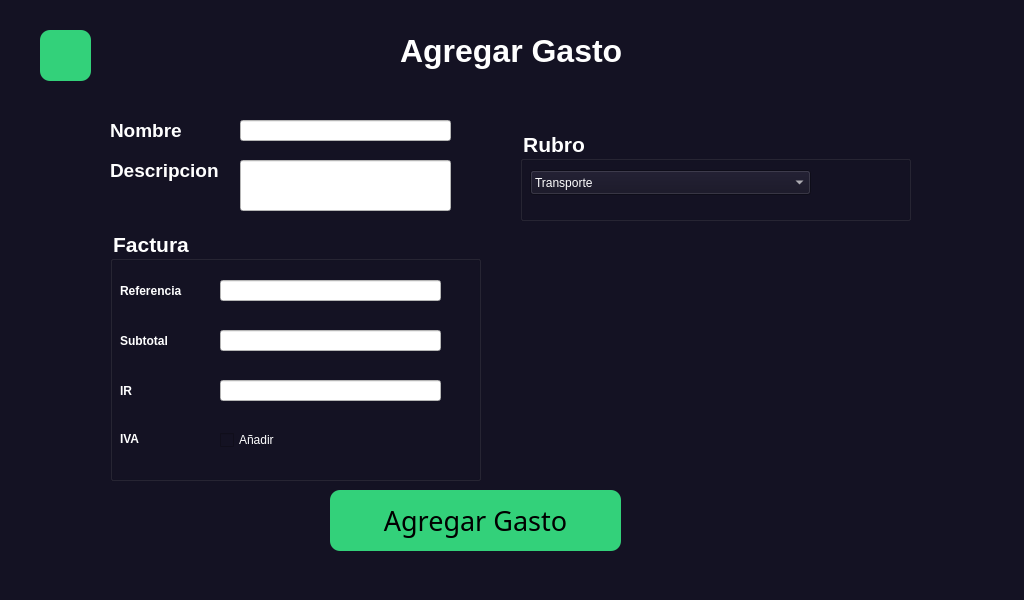
Old version of the form Vistas ui/AgregarGasto.ui in the repository bradlygutierrez/programacionApp.
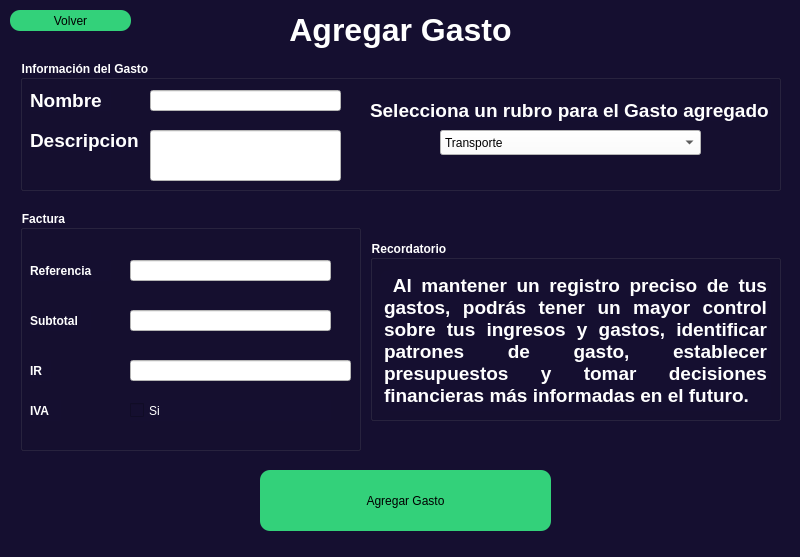
New version of the form. Icons and pictures are not drawn.

Commit message: Agregar Gasto interfaz modificada y su qrc

What changed in the file:
```diff
--- a/Vistas ui/AgregarGasto.ui
+++ b/Vistas ui/AgregarGasto.ui
@@ -6,35 +6,23 @@
    <rect>
     <x>0</x>
     <y>0</y>
-    <width>1024</width>
-    <height>600</height>
+    <width>800</width>
+    <height>557</height>
    </rect>
   </property>
-  <property name="minimumSize">
-   <size>
-    <width>1024</width>
-    <height>600</height>
-   </size>
-  </property>
-  <property name="maximumSize">
-   <size>
-    <width>1024</width>
-    <height>600</height>
-   </size>
-  </property>
   <property name="windowTitle">
    <string>MainWindow</string>
   </property>
   <property name="styleSheet">
-   <string notr="true">background-color: rgb(20, 18, 35);</string>
+   <string notr="true">background-color: rgb(21, 15, 48);</string>
   </property>
   <widget class="QWidget" name="centralwidget">
    <widget class="QLabel" name="label">
     <property name="geometry">
      <rect>
-      <x>400</x>
-      <y>30</y>
-      <width>221</width>
+      <x>0</x>
+      <y>10</y>
+      <width>801</width>
       <height>41</height>
      </rect>
     </property>
@@ -49,15 +37,15 @@
      <string notr="true">color: rgb(255, 255, 255);</string>
     </property>
     <property name="text">
-     <string>Agregar Gasto</string>
+     <string>&lt;html&gt;&lt;head/&gt;&lt;body&gt;&lt;p align=&quot;center&quot;&gt;&lt;span style=&quot; color:#ffffff;&quot;&gt;Agregar Gasto&lt;/span&gt;&lt;/p&gt;&lt;/body&gt;&lt;/html&gt;</string>
     </property>
    </widget>
    <widget class="QLineEdit" name="lineEdit">
     <property name="geometry">
      <rect>
-      <x>240</x>
-      <y>120</y>
-      <width>211</width>
+      <x>150</x>
+      <y>90</y>
+      <width>191</width>
       <height>21</height>
      </rect>
     </property>
@@ -71,8 +59,8 @@
    <widget class="QLabel" name="label_2">
     <property name="geometry">
      <rect>
-      <x>110</x>
-      <y>120</y>
+      <x>30</x>
+      <y>90</y>
       <width>81</width>
       <height>21</height>
      </rect>
@@ -94,8 +82,8 @@
    <widget class="QLabel" name="label_3">
     <property name="geometry">
      <rect>
-      <x>110</x>
-      <y>160</y>
+      <x>30</x>
+      <y>130</y>
       <width>111</width>
       <height>21</height>
      </rect>
@@ -117,9 +105,9 @@
    <widget class="QLineEdit" name="lineEdit_2">
     <property name="geometry">
      <rect>
-      <x>240</x>
-      <y>160</y>
-      <width>211</width>
+      <x>150</x>
+      <y>130</y>
+      <width>191</width>
       <height>51</height>
      </rect>
     </property>
@@ -133,15 +121,14 @@
    <widget class="QGroupBox" name="groupBox_2">
     <property name="geometry">
      <rect>
-      <x>110</x>
-      <y>230</y>
-      <width>371</width>
-      <height>251</height>
+      <x>20</x>
+      <y>210</y>
+      <width>341</width>
+      <height>241</height>
      </rect>
     </property>
     <property name="font">
      <font>
-      <pointsize>16</pointsize>
       <weight>75</weight>
       <bold>true</bold>
      </font>
@@ -190,25 +177,6 @@
       <string>Subtotal</string>
      </property>
     </widget>
-    <widget class="QLabel" name="label_6">
-     <property name="geometry">
-      <rect>
-       <x>10</x>
-       <y>200</y>
-       <width>81</width>
-       <height>17</height>
-      </rect>
-     </property>
-     <property name="font">
-      <font>
-       <weight>75</weight>
-       <bold>true</bold>
-      </font>
-     </property>
-     <property name="text">
-      <string>IVA</string>
-     </property>
-    </widget>
     <widget class="QLabel" name="label_7">
      <property name="geometry">
       <rect>
@@ -233,13 +201,12 @@
       <rect>
        <x>110</x>
        <y>50</y>
-       <width>221</width>
+       <width>201</width>
        <height>21</height>
       </rect>
      </property>
      <property name="styleSheet">
-      <string notr="true">background-color: rgb(255, 255, 255);
-color: black</string>
+      <string notr="true">background-color: rgb(255, 255, 255);</string>
      </property>
      <property name="text">
       <string/>
@@ -250,14 +217,12 @@
       <rect>
        <x>110</x>
        <y>100</y>
-       <width>221</width>
+       <width>201</width>
        <height>21</height>
       </rect>
      </property>
      <property name="styleSheet">
-      <string notr="true">background-color: rgb(255, 255, 255);
-color: black
-</string>
+      <string notr="true">background-color: rgb(255, 255, 255);</string>
      </property>
      <property name="text">
       <string/>
@@ -273,8 +238,7 @@
       </rect>
      </property>
      <property name="styleSheet">
-      <string notr="true">background-color: rgb(255, 255, 255);
-color: black</string>
+      <string notr="true">background-color: rgb(255, 255, 255);</string>
      </property>
      <property name="text">
       <string/>
@@ -284,42 +248,44 @@
      <property name="geometry">
       <rect>
        <x>110</x>
-       <y>200</y>
-       <width>161</width>
-       <height>20</height>
+       <y>190</y>
+       <width>201</width>
+       <height>21</height>
       </rect>
      </property>
      <property name="text">
-      <string>Añadir</string>
+      <string>Si</string>
      </property>
     </widget>
-    <zorder>label_6</zorder>
-    <zorder>label_4</zorder>
-    <zorder>label_5</zorder>
-    <zorder>label_7</zorder>
-    <zorder>lineEdit_3</zorder>
-    <zorder>lineEdit_4</zorder>
-    <zorder>lineEdit_5</zorder>
-    <zorder>checkBox</zorder>
+    <widget class="QLabel" name="label_8">
+     <property name="geometry">
+      <rect>
+       <x>10</x>
+       <y>190</y>
+       <width>31</width>
+       <height>21</height>
+      </rect>
+     </property>
+     <property name="font">
+      <font>
+       <weight>75</weight>
+       <bold>true</bold>
+      </font>
+     </property>
+     <property name="text">
+      <string>IVA</string>
+     </property>
+    </widget>
    </widget>
    <widget class="QPushButton" name="pushButton_3">
     <property name="geometry">
      <rect>
-      <x>330</x>
-      <y>490</y>
+      <x>260</x>
+      <y>470</y>
       <width>291</width>
       <height>61</height>
      </rect>
     </property>
-    <property name="font">
-     <font>
-      <family>Ubuntu bold</family>
-      <pointsize>20</pointsize>
-      <weight>7</weight>
-      <italic>false</italic>
-      <bold>false</bold>
-     </font>
-    </property>
     <property name="styleSheet">
      <string notr="true">font: 57 20pt &quot;Ubuntu bold&quot;;
 background-color: rgb(51, 209, 122);
@@ -329,18 +295,35 @@
      <string>Agregar Gasto</string>
     </property>
    </widget>
-   <widget class="QGroupBox" name="groupBox_3">
+   <widget class="QPushButton" name="pushButton_4">
     <property name="geometry">
      <rect>
-      <x>520</x>
-      <y>130</y>
-      <width>391</width>
-      <height>91</height>
+      <x>10</x>
+      <y>10</y>
+      <width>121</width>
+      <height>21</height>
+     </rect>
+    </property>
+    <property name="styleSheet">
+     <string notr="true">font: 75 11pt &quot;Ubuntu Bold&quot;;
+background-color: rgb(51, 209, 122);
+border-radius: 10px;</string>
+    </property>
+    <property name="text">
+     <string>Volver</string>
+    </property>
+   </widget>
+   <widget class="QGroupBox" name="groupBox_4">
+    <property name="geometry">
+     <rect>
+      <x>20</x>
+      <y>60</y>
+      <width>761</width>
+      <height>131</height>
      </rect>
     </property>
     <property name="font">
      <font>
-      <pointsize>16</pointsize>
       <weight>75</weight>
       <bold>true</bold>
      </font>
@@ -349,17 +332,44 @@
      <string notr="true">color: rgb(255, 255, 255);</string>
     </property>
     <property name="title">
-     <string>Rubro</string>
+     <string>Información del Gasto</string>
     </property>
-    <widget class="QComboBox" name="comboBox">
+    <widget class="QLabel" name="label_6">
      <property name="geometry">
       <rect>
-       <x>10</x>
+       <x>350</x>
        <y>40</y>
-       <width>281</width>
+       <width>401</width>
+       <height>21</height>
+      </rect>
+     </property>
+     <property name="font">
+      <font>
+       <pointsize>14</pointsize>
+       <weight>75</weight>
+       <bold>true</bold>
+      </font>
+     </property>
+     <property name="styleSheet">
+      <string notr="true">color: rgb(255, 255, 255);</string>
+     </property>
+     <property name="text">
+      <string>Selecciona un rubro para el Gasto agregado</string>
+     </property>
+    </widget>
+    <widget class="QComboBox" name="comboBox_2">
+     <property name="geometry">
+      <rect>
+       <x>420</x>
+       <y>70</y>
+       <width>261</width>
        <height>25</height>
       </rect>
      </property>
+     <property name="styleSheet">
+      <string notr="true">background-color: rgb(255, 255, 255);
+color:rgb(0, 0, 0);</string>
+     </property>
      <item>
       <property name="text">
        <string>Transporte</string>
@@ -377,24 +387,86 @@
      </item>
     </widget>
    </widget>
-   <widget class="QPushButton" name="pushButton">
+   <widget class="QLabel" name="label_9">
     <property name="geometry">
      <rect>
-      <x>40</x>
-      <y>30</y>
+      <x>220</x>
+      <y>10</y>
       <width>51</width>
       <height>51</height>
      </rect>
     </property>
     <property name="styleSheet">
-     <string notr="true">border-image: url(:/regresar/Downloads/flecha-hacia-atras.png);
-background-color: rgb(51, 209, 122);
-border-radius: 10px;</string>
+     <string notr="true">border-image: url(:/regresar/Downloads/buscar.png);</string>
     </property>
     <property name="text">
      <string/>
     </property>
    </widget>
+   <widget class="QGroupBox" name="groupBox_5">
+    <property name="geometry">
+     <rect>
+      <x>370</x>
+      <y>240</y>
+      <width>411</width>
+      <height>181</height>
+     </rect>
+    </property>
+    <property name="font">
+     <font>
+      <weight>75</weight>
+      <bold>true</bold>
+     </font>
+    </property>
+    <property name="styleSheet">
+     <string notr="true">color: rgb(255, 255, 255);</string>
+    </property>
+    <property name="title">
+     <string>Recordatorio</string>
+    </property>
+    <widget class="QTextBrowser" name="textBrowser">
+     <property name="geometry">
+      <rect>
+       <x>10</x>
+       <y>30</y>
+       <width>391</width>
+       <height>141</height>
+      </rect>
+     </property>
+     <property name="styleSheet">
+      <string notr="true">background-color: rgb(21, 15, 48);
+border-radius: 10px;</string>
+     </property>
+     <property name="html">
+      <string>&lt;!DOCTYPE HTML PUBLIC &quot;-//W3C//DTD HTML 4.0//EN&quot; &quot;http://www.w3.org/TR/REC-html40/strict.dtd&quot;&gt;
+&lt;html&gt;&lt;head&gt;&lt;meta name=&quot;qrichtext&quot; content=&quot;1&quot; /&gt;&lt;style type=&quot;text/css&quot;&gt;
+p, li { white-space: pre-wrap; }
+&lt;/style&gt;&lt;/head&gt;&lt;body style=&quot; font-family:'Ubuntu'; font-size:11pt; font-weight:400; font-style:normal;&quot;&gt;
+&lt;p align=&quot;justify&quot; style=&quot; margin-top:0px; margin-bottom:0px; margin-left:0px; margin-right:0px; -qt-block-indent:0; text-indent:0px;&quot;&gt;&lt;span style=&quot; font-size:14pt; font-weight:600; color:#ffffff;&quot;&gt; Al mantener un registro preciso de tus gastos, podrás tener un mayor control sobre tus ingresos y gastos, identificar patrones de gasto, establecer presupuestos y tomar decisiones financieras más informadas en el futuro.&lt;/span&gt;&lt;/p&gt;&lt;/body&gt;&lt;/html&gt;</string>
+     </property>
+    </widget>
+   </widget>
+   <zorder>groupBox_4</zorder>
+   <zorder>label</zorder>
+   <zorder>lineEdit</zorder>
+   <zorder>label_2</zorder>
+   <zorder>label_3</zorder>
+   <zorder>lineEdit_2</zorder>
+   <zorder>groupBox_2</zorder>
+   <zorder>pushButton_3</zorder>
+   <zorder>pushButton_4</zorder>
+   <zorder>groupBox_5</zorder>
+   <zorder>label_9</zorder>
+  </widget>
+  <widget class="QMenuBar" name="menubar">
+   <property name="geometry">
+    <rect>
+     <x>0</x>
+     <y>0</y>
+     <width>800</width>
+     <height>22</height>
+    </rect>
+   </property>
   </widget>
   <widget class="QStatusBar" name="statusbar"/>
  </widget>
```
Left out of the diff: 18 changed lines with no effect on the pictures. The commit also changes 5 other files.
